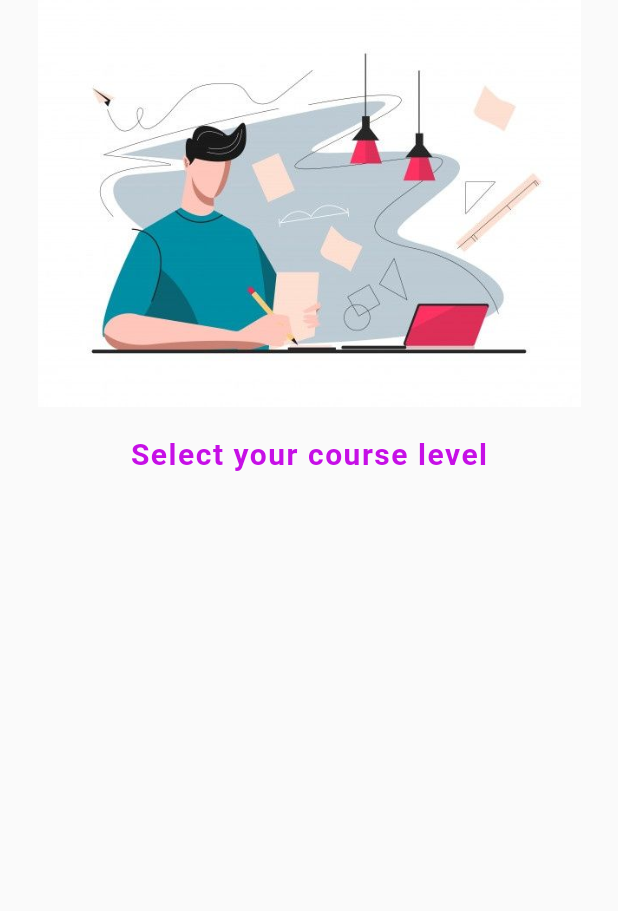
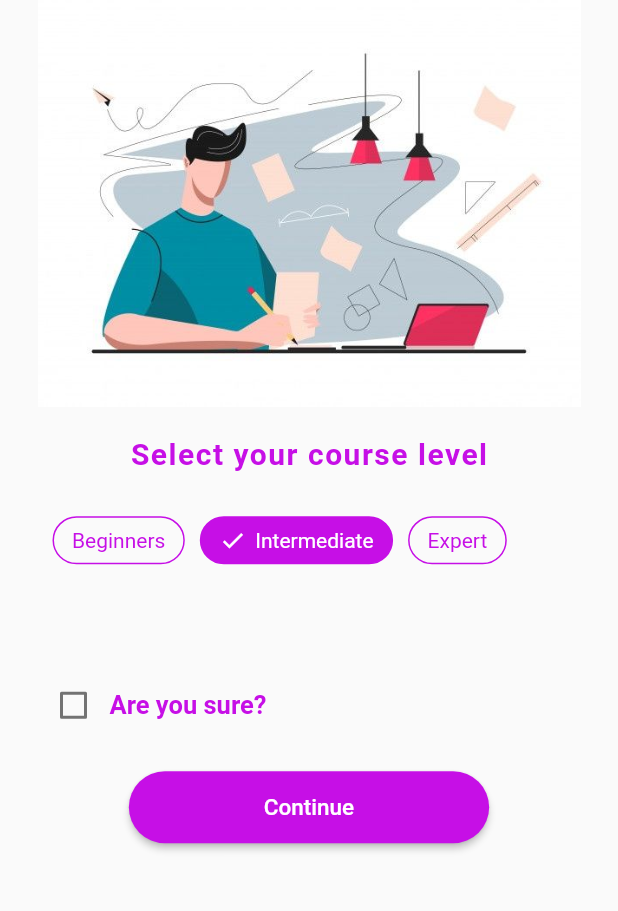
Before and after one commit to farehahassan/Learning_app, a Flutter app: the SelectCourse screen opened directly, on a phone screen of 412 x 824 dp, the part 153-1064 px from its top. Run offline on Flutter 3.47's test engine with Material 2 defaults, Android fonts, the phone set to English and light mode, and no system bars; our stand-ins replace chips_choice_null_safety, font_awesome_flutter, google_fonts; missing offline and left inert: dart:ffi.

```diff
--- a/lib/main.dart
+++ b/lib/main.dart
@@ -1,6 +1,5 @@
 import 'package:flutter/material.dart';
 import 'package:learning_app/Splash_screen.dart';
-import 'package:learning_app/color.dart';
 
 void main() {
   runApp(const MyApp());
--- a/lib/select_course.dart
+++ b/lib/select_course.dart
@@ -1,5 +1,6 @@
 import 'package:flutter/material.dart';
 import 'package:learning_app/color.dart';
+import 'package:chips_choice_null_safety/chips_choice_null_safety.dart';
 
 class SelectCourse extends StatefulWidget {
   const SelectCourse({Key? key}) : super(key: key);
@@ -9,6 +10,10 @@ class SelectCourse extends StatefulWidget {
 }
 
 class _SelectCourseState extends State<SelectCourse> {
+  bool ischecked = false;
+  int tag = 1;
+  List<String> tags = [];
+  List<String> options = ['Beginners', 'Intermediate', 'Expert'];
   @override
   Widget build(BuildContext context) {
     return Scaffold(
@@ -20,7 +25,7 @@ class _SelectCourseState extends State<SelectCourse> {
         padding: const EdgeInsets.only(top: 5, left: 25, right: 25, bottom: 25),
         child: Column(
             // mainAxisAlignment: MainAxisAlignment.center,
-            children: const [
+            children: [
               Text(
                 "Learning App",
                 style: TextStyle(
@@ -40,7 +45,77 @@ class _SelectCourseState extends State<SelectCourse> {
                     fontSize: 20,
                     fontWeight: FontWeight.w600,
                     letterSpacing: 1),
-              )
+              ),
+              SizedBox(
+                height: 20,
+              ),
+              Row(
+                children: [
+                  ChipsChoice.single(
+                    value: tag,
+                    onChanged: (val) => setState(() => tag = val),
+                    choiceItems: C2Choice.listFrom(
+                        source: options,
+                        value: (i, v) => i,
+                        label: (i, v) => v),
+                    choiceActiveStyle: const C2ChoiceStyle(
+                        color: Colors.white,
+                        backgroundColor: purple,
+                        borderColor: purple,
+                        borderRadius: BorderRadius.all(Radius.circular(21))),
+                    choiceStyle: const C2ChoiceStyle(
+                      color: purple,
+                      borderColor: purple,
+                    ),
+                  )
+                ],
+              ),
+              SizedBox(
+                height: 60,
+              ),
+              Row(
+                children: [
+                  Checkbox(
+                      value: ischecked,
+                      onChanged: (bool? newvalue) {
+                        if (ischecked == true) {
+                          ischecked = false;
+                        } else {
+                          ischecked = true;
+                        }
+                        setState(() {});
+                      }),
+                  const Text(
+                    "Are you sure?",
+                    style: TextStyle(
+                        color: purple,
+                        fontSize: 17,
+                        fontWeight: FontWeight.bold),
+                  ),
+                ],
+              ),
+              SizedBox(
+                height: 20,
+              ),
+              ElevatedButton(
+                  onPressed: () {
+                    Navigator.push(
+                        context,
+                        MaterialPageRoute(
+                            builder: ((context) => const SelectCourse())));
+                  },
+                  style: ElevatedButton.styleFrom(
+                    backgroundColor: purple,
+                    shape: RoundedRectangleBorder(
+                        borderRadius: BorderRadius.circular(30)),
+                    padding: const EdgeInsets.only(
+                        top: 15, bottom: 15, left: 90, right: 90),
+                  ),
+                  child: const Text(
+                    "Continue",
+                    style: TextStyle(
+                        color: Colors.white, fontSize: 15, letterSpacing: 0),
+                  )),
             ]),
       ),
     );
```
Also changed, not shown: pubspec.yaml (+7 -0 lines), pubspec.lock, 4 other files.
